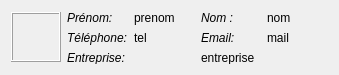
Qt form interfaces/contactwidget.ui (Gibus21250/CDAA) before a commit.
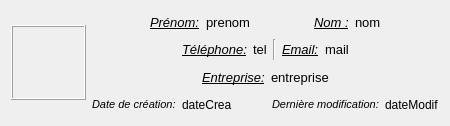
The same form after that commit.

What changed in the file:
```diff
--- a/interfaces/contactwidget.ui
+++ b/interfaces/contactwidget.ui
@@ -6,16 +6,21 @@
    <rect>
     <x>0</x>
     <y>0</y>
-    <width>339</width>
-    <height>75</height>
+    <width>450</width>
+    <height>126</height>
    </rect>
   </property>
   <property name="minimumSize">
    <size>
     <width>0</width>
-    <height>75</height>
+    <height>50</height>
    </size>
   </property>
+  <property name="font">
+   <font>
+    <pointsize>10</pointsize>
+   </font>
+  </property>
   <property name="windowTitle">
    <string>Widget d'un contact</string>
   </property>
@@ -24,14 +29,14 @@
     <widget class="QLabel" name="profileImg">
      <property name="minimumSize">
       <size>
-       <width>50</width>
-       <height>50</height>
+       <width>75</width>
+       <height>75</height>
       </size>
      </property>
      <property name="maximumSize">
       <size>
-       <width>50</width>
-       <height>50</height>
+       <width>75</width>
+       <height>75</height>
       </size>
      </property>
      <property name="frameShape">
@@ -55,11 +60,26 @@
     <layout class="QVBoxLayout" name="verticalLayout">
      <item>
       <layout class="QHBoxLayout" name="horizontalLayout">
+       <item>
+        <spacer name="horizontalSpacer_5">
+         <property name="orientation">
+          <enum>Qt::Horizontal</enum>
+         </property>
+         <property name="sizeHint" stdset="0">
+          <size>
+           <width>40</width>
+           <height>20</height>
+          </size>
+         </property>
+        </spacer>
+       </item>
        <item>
         <widget class="QLabel" name="label">
          <property name="font">
           <font>
+           <pointsize>10</pointsize>
            <italic>true</italic>
+           <underline>true</underline>
            <stylestrategy>PreferDefault</stylestrategy>
           </font>
          </property>
@@ -76,7 +96,7 @@
           <number>0</number>
          </property>
          <property name="text">
-          <string>Prénom: </string>
+          <string>Prénom:</string>
          </property>
          <property name="scaledContents">
           <bool>false</bool>
@@ -85,20 +105,72 @@
        </item>
        <item>
         <widget class="QLabel" name="l_prenom">
+         <property name="palette">
+          <palette>
+           <active>
+            <colorrole role="WindowText">
+             <brush brushstyle="SolidPattern">
+              <color alpha="255">
+               <red>0</red>
+               <green>19</green>
+               <blue>31</blue>
+              </color>
+             </brush>
+            </colorrole>
+           </active>
+           <inactive>
+            <colorrole role="WindowText">
+             <brush brushstyle="SolidPattern">
+              <color alpha="255">
+               <red>0</red>
+               <green>0</green>
+               <blue>0</blue>
+              </color>
+             </brush>
+            </colorrole>
+           </inactive>
+           <disabled>
+            <colorrole role="WindowText">
+             <brush brushstyle="SolidPattern">
+              <color alpha="255">
+               <red>120</red>
+               <green>120</green>
+               <blue>120</blue>
+              </color>
+             </brush>
+            </colorrole>
+           </disabled>
+          </palette>
+         </property>
          <property name="text">
           <string>prenom</string>
          </property>
         </widget>
        </item>
+       <item>
+        <spacer name="horizontalSpacer_6">
+         <property name="orientation">
+          <enum>Qt::Horizontal</enum>
+         </property>
+         <property name="sizeHint" stdset="0">
+          <size>
+           <width>40</width>
+           <height>20</height>
+          </size>
+         </property>
+        </spacer>
+       </item>
        <item>
         <widget class="QLabel" name="label_2">
          <property name="font">
           <font>
+           <pointsize>10</pointsize>
            <italic>true</italic>
+           <underline>true</underline>
           </font>
          </property>
          <property name="text">
-          <string>Nom : </string>
+          <string>Nom :</string>
          </property>
         </widget>
        </item>
@@ -109,15 +181,43 @@
          </property>
         </widget>
        </item>
+       <item>
+        <spacer name="horizontalSpacer_7">
+         <property name="orientation">
+          <enum>Qt::Horizontal</enum>
+         </property>
+         <property name="sizeHint" stdset="0">
+          <size>
+           <width>40</width>
+           <height>20</height>
+          </size>
+         </property>
+        </spacer>
+       </item>
       </layout>
      </item>
      <item>
       <layout class="QHBoxLayout" name="horizontalLayout_3">
+       <item>
+        <spacer name="horizontalSpacer_3">
+         <property name="orientation">
+          <enum>Qt::Horizontal</enum>
+         </property>
+         <property name="sizeHint" stdset="0">
+          <size>
+           <width>40</width>
+           <height>20</height>
+          </size>
+         </property>
+        </spacer>
+       </item>
        <item>
         <widget class="QLabel" name="label_3">
          <property name="font">
           <font>
+           <pointsize>10</pointsize>
            <italic>true</italic>
+           <underline>true</underline>
            <kerning>true</kerning>
           </font>
          </property>
@@ -133,15 +233,24 @@
          </property>
         </widget>
        </item>
+       <item>
+        <widget class="Line" name="line">
+         <property name="orientation">
+          <enum>Qt::Vertical</enum>
+         </property>
+        </widget>
+       </item>
        <item>
         <widget class="QLabel" name="label_4">
          <property name="font">
           <font>
+           <pointsize>10</pointsize>
            <italic>true</italic>
+           <underline>true</underline>
           </font>
          </property>
          <property name="text">
-          <string>Email: </string>
+          <string>Email:</string>
          </property>
         </widget>
        </item>
@@ -155,19 +264,47 @@
          </property>
         </widget>
        </item>
+       <item>
+        <spacer name="horizontalSpacer_4">
+         <property name="orientation">
+          <enum>Qt::Horizontal</enum>
+         </property>
+         <property name="sizeHint" stdset="0">
+          <size>
+           <width>40</width>
+           <height>20</height>
+          </size>
+         </property>
+        </spacer>
+       </item>
       </layout>
      </item>
      <item>
       <layout class="QHBoxLayout" name="horizontalLayout_5">
+       <item>
+        <spacer name="horizontalSpacer_2">
+         <property name="orientation">
+          <enum>Qt::Horizontal</enum>
+         </property>
+         <property name="sizeHint" stdset="0">
+          <size>
+           <width>40</width>
+           <height>20</height>
+          </size>
+         </property>
+        </spacer>
+       </item>
        <item>
         <widget class="QLabel" name="label_6">
          <property name="font">
           <font>
+           <pointsize>10</pointsize>
            <italic>true</italic>
+           <underline>true</underline>
           </font>
          </property>
          <property name="text">
-          <string>Entreprise: </string>
+          <string>Entreprise:</string>
          </property>
         </widget>
        </item>
@@ -175,6 +312,87 @@
         <widget class="QLabel" name="l_entreprise">
          <property name="text">
           <string>entreprise</string>
+         </property>
+        </widget>
+       </item>
+       <item>
+        <spacer name="horizontalSpacer">
+         <property name="orientation">
+          <enum>Qt::Horizontal</enum>
+         </property>
+         <property name="sizeHint" stdset="0">
+          <size>
+           <width>40</width>
+           <height>20</height>
+          </size>
+         </property>
+        </spacer>
+       </item>
+      </layout>
+     </item>
+     <item>
+      <layout class="QHBoxLayout" name="horizontalLayout_4">
+       <item>
+        <widget class="QLabel" name="l_iDateC">
+         <property name="font">
+          <font>
+           <pointsize>8</pointsize>
+           <italic>true</italic>
+          </font>
+         </property>
+         <property name="text">
+          <string>Date de création:</string>
+         </property>
+        </widget>
+       </item>
+       <item>
+        <widget class="QLabel" name="l_DateC">
+         <property name="font">
+          <font>
+           <pointsize>9</pointsize>
+          </font>
+         </property>
+         <property name="text">
+          <string>dateCrea</string>
+         </property>
+        </widget>
+       </item>
+       <item>
+        <spacer name="horizontalSpacer_8">
+         <property name="orientation">
+          <enum>Qt::Horizontal</enum>
+         </property>
+         <property name="sizeHint" stdset="0">
+          <size>
+           <width>40</width>
+           <height>20</height>
+          </size>
+         </property>
+        </spacer>
+       </item>
+       <item>
+        <widget class="QLabel" name="l_iDateM">
+         <property name="font">
+          <font>
+           <pointsize>8</pointsize>
+           <italic>true</italic>
+          </font>
+         </property>
+         <property name="text">
+          <string>Dernière modification:</string>
+         </property>
+        </widget>
+       </item>
+       <item>
+        <widget class="QLabel" name="l_DateM">
+         <property name="font">
+          <font>
+           <pointsize>9</pointsize>
+           <italic>false</italic>
+          </font>
+         </property>
+         <property name="text">
+          <string>dateModif</string>
          </property>
         </widget>
        </item>
```
